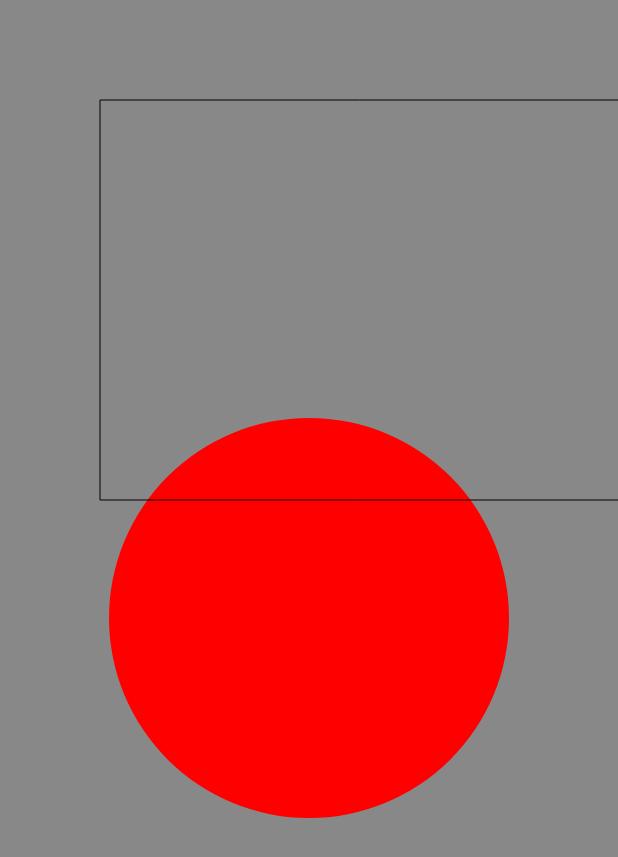
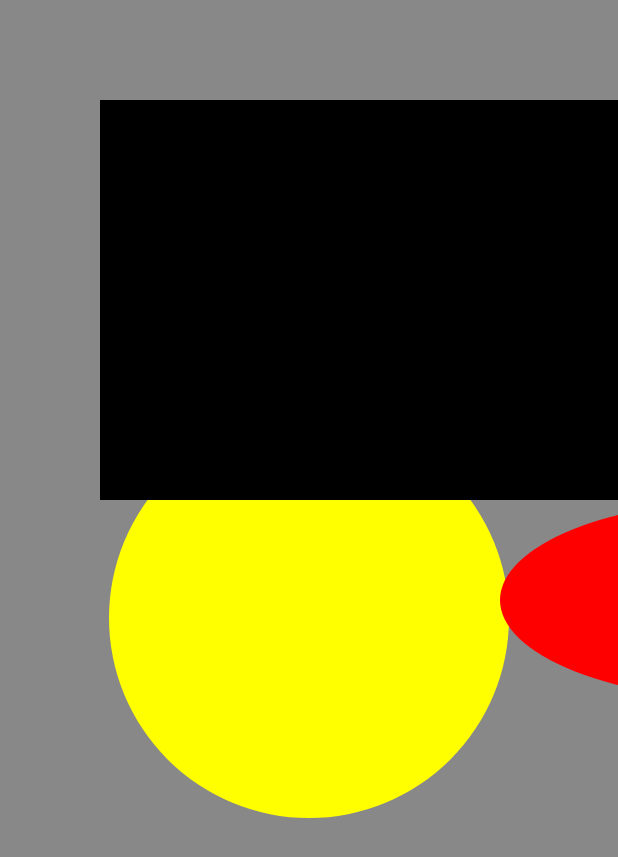
Before and after one commit to Antonov67/CanvasDemoApp, an Android app: the screen it shows after launch (MainActivity), on a phone screen of 412 x 824 dp. Shown: the top 857 px of the screen. Run offline under Robolectric (Android 15) with nearby library versions, the phone set to English and light mode, and no system bars.

Commit message:
change 1

```diff
--- a/app/src/main/java/com/example/canvasdemoapp/MainActivity.java
+++ b/app/src/main/java/com/example/canvasdemoapp/MainActivity.java
@@ -10,9 +10,6 @@ import android.view.View;
 import androidx.activity.EdgeToEdge;
 import androidx.annotation.NonNull;
 import androidx.appcompat.app.AppCompatActivity;
-import androidx.core.graphics.Insets;
-import androidx.core.view.ViewCompat;
-import androidx.core.view.WindowInsetsCompat;
 
 public class MainActivity extends AppCompatActivity {
 
@@ -25,7 +22,7 @@ public class MainActivity extends AppCompatActivity {
     }
 }
 
-class MyDraw extends View{
+class MyDraw extends View {
 
     public MyDraw(Context context) {
         super(context);
@@ -38,19 +35,22 @@ class MyDraw extends View{
         canvas.drawColor(Color.GRAY);
 
         Paint paint = new Paint();
-        paint.setColor(Color.RED);
+        paint.setColor(Color.YELLOW);
         paint.setStyle(Paint.Style.FILL_AND_STROKE);
 
         canvas.drawCircle(getWidth() / 2, getHeight() / 2, 200, paint);
 
         paint.setColor(Color.BLACK);
-        paint.setStyle(Paint.Style.STROKE);
+        paint.setStyle(Paint.Style.FILL_AND_STROKE);
 
-        canvas.drawRect(100,100,800,500, paint);
+        canvas.drawRect(100, 100, 800, 500, paint);
 
         paint.setTextSize(76f);
         paint.setStyle(Paint.Style.FILL_AND_STROKE);
         canvas.drawText("Android", 100, 1500, paint);
 
+        paint.setColor(Color.RED);
+        canvas.drawOval(500, 500, 1000, 700, paint);
+
     }
 }
```
